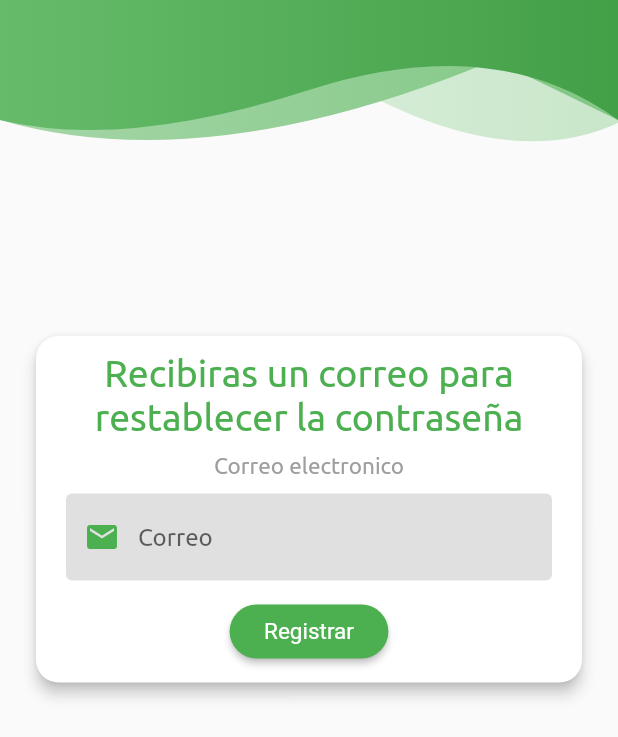
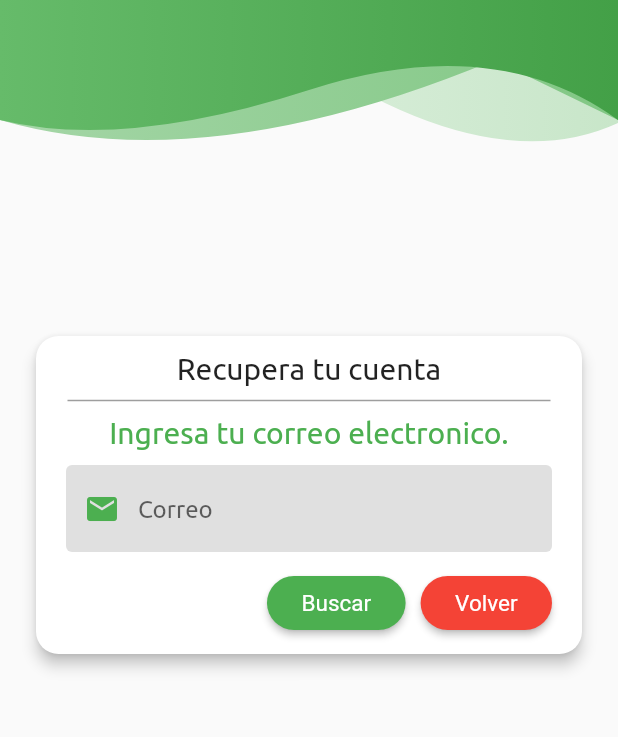
Before and after one commit to pueblobelloapp/pueblobelloapp, a Flutter app: the RecuperarPassword screen opened by its route, on a phone screen of 412 x 824 dp. Shown: the top 737 px of the screen. Run offline on Flutter 3.47's test engine with Material 2 defaults, Android fonts, the phone set to English and light mode, and no system bars; drawn by our look-alikes of auto_size_text; our stand-ins replace carousel_slider, cloud_firestore, email_validator, equatable, firebase_auth, firebase_core and 7 more; accounts and stored records are empty; project files that could hold a hidden picture were left out.

```diff
--- a/lib/Recursos/Constants/Constans.dart
+++ b/lib/Recursos/Constants/Constans.dart
@@ -9,7 +9,7 @@ class Constants {
       shape: RoundedRectangleBorder(borderRadius: BorderRadius.circular(18.0)));
 
   static ButtonStyle buttonCancel = ElevatedButton.styleFrom(
-      textStyle: const TextStyle(fontSize: 15),
+      textStyle: const TextStyle(fontSize: 15, color: Colors.white),
       backgroundColor: Colors.red,
       padding: EdgeInsets.symmetric(horizontal: 23.0),
       shape: RoundedRectangleBorder(borderRadius: BorderRadius.circular(18.0)));
--- a/lib/Recursos/Controller/LoginController.dart
+++ b/lib/Recursos/Controller/LoginController.dart
@@ -1,15 +1,20 @@
 import 'package:app_turismo/Recursos/Controller/GextControllers/GexTurismo.dart';
+import 'package:app_turismo/Recursos/Controller/GextControllers/GextPropietarioController.dart';
 import 'package:cloud_firestore/cloud_firestore.dart';
 import 'package:firebase_auth/firebase_auth.dart';
 import 'package:get/get.dart';
+
+import 'GextControllers/GextUtils.dart';
 
 class ControllerLogin extends GetxController {
   final FirebaseAuth firebaseAuth = FirebaseAuth.instance;
   FirebaseFirestore get firestore => FirebaseFirestore.instance;
 
   final GextControllerTurismo _controllerTurismo =
-  Get.put(GextControllerTurismo());
-  //final editControlTurismo = Get.find<GextControllerTurismo>();
+        Get.put(GextControllerTurismo());
+  final GetxUtils messageController = Get.put(GetxUtils());
+  final GextPropietarioController propietarioController=
+        Get.put(GextPropietarioController());
 
   final Rx<dynamic> _uid = "".obs;
   final Rx<dynamic> _email = "Sin Registro".obs;
@@ -42,6 +47,7 @@ class ControllerLogin extends GetxController {
               _dataUsuario = value.data()!;
               _dataUsuario['rool'] == 'Propietario' ?
                               _userRole = "true" : _userRole = "false";
+              propietarioController.imagePerfilUrl.value = _dataUsuario["foto"];
               update();
           }).catchError((onError) {
             print("Se genero un error: " + onError);
--- a/lib/Recursos/Controller/PropietarioController.dart
+++ b/lib/Recursos/Controller/PropietarioController.dart
@@ -10,6 +10,10 @@ class PropietarioController extends GetxController {
 
   Propietario? _toEdit;
   Rx<bool> isLoading = Rx(false);
+
+  Future<void> saveImageProfile() async {
+    _myPropietarioRepository.saveImageProfile();
+  }
 
   Future<void> savePropietario(
       String uidPropietario,
--- a/lib/Recursos/Paginas/Login.dart
+++ b/lib/Recursos/Paginas/Login.dart
@@ -108,7 +108,7 @@ class _LoginFState extends State<LoginF> {
                                   Get.to(() => RecuperarPassword());
                                 },
                                 child: AutoSizeText(
-                                  "Recuperar contraseña",
+                                  "¿Olvidaste tu conatraseña?",
                                   style: TextStyle(
                                       fontSize: 14, color: Colors.green),
                                   maxLines: 2,
--- a/lib/Recursos/Paginas/modulopages/ModuleSitiosTuristico.dart
+++ b/lib/Recursos/Paginas/modulopages/ModuleSitiosTuristico.dart
@@ -219,10 +219,7 @@ class ModuleSitiosTuristicos extends StatelessWidget {
                 cleanForm();
               },
               child: Text("Cancelar"),
-              style: TextButton.styleFrom(
-                  foregroundColor: Colors.white,
-                  backgroundColor: Colors.red,
-                  textStyle: const TextStyle(fontSize: 15)),
+              style: Constants.buttonCancel,
             ))
       ],
     );
--- a/lib/Recursos/Paginas/modulopages/RecuperarCuenta.dart
+++ b/lib/Recursos/Paginas/modulopages/RecuperarCuenta.dart
@@ -55,18 +55,26 @@ class _RecuperarPasswordState extends State<RecuperarPassword> {
                     crossAxisAlignment: CrossAxisAlignment.center,
                     children: <Widget>[
                       AutoSizeText(
-                        "Recibiras un correo para restablecer la contraseña",
-                        style: TextStyle(fontSize: 25, color: Colors.green),
+                        "Recupera tu cuenta",
+                        style: TextStyle(fontSize: 20, color: Colors.black87),
                         maxLines: 2,
                         minFontSize: 18,
                         textAlign: TextAlign.center,
                       ),
-                      SizedBox(height: 10),
-                      AutoSizeText("Correo electronico",
-                          style: TextStyle(
-                              color: Colors.grey.shade500, fontSize: 15),
-                          minFontSize: 8,
-                          textAlign: TextAlign.center),
+                      const Divider(
+                        height: 20,
+                        thickness: 1,
+                        indent: 1,
+                        endIndent: 1,
+                        color: Colors.grey,
+                      ),
+                      AutoSizeText(
+                        "Ingresa tu correo electronico.",
+                        style: TextStyle(fontSize: 20, color: Colors.green),
+                        maxLines: 2,
+                        minFontSize: 18,
+                        textAlign: TextAlign.center,
+                      ),
                       SizedBox(height: 10),
                       TextFieldWidget(
                           _email,
@@ -76,13 +84,26 @@ class _RecuperarPasswordState extends State<RecuperarPassword> {
                           "Error, campo requerido",
                           TextInputType.emailAddress),
                       SizedBox(height: 10),
+                      Row(
+                        mainAxisAlignment: MainAxisAlignment.end,
+                        children: [
                           ElevatedButton(
                             style: Constants.buttonPrimary,
                             onPressed: () {
                               validateEmail();
                             },
-                        child: const Text('Registrar'),
+                            child: const Text('Buscar'),
                           ),
+                          SizedBox(width: 10),
+                          ElevatedButton(
+                            style: Constants.buttonCancel,
+                            onPressed: () {
+                              Get.back();
+                            },
+                            child: const Text('Volver'),
+                          ),
+                        ],
+                      )
                     ],
                   ),
                 ))));
@@ -98,8 +119,8 @@ class _RecuperarPasswordState extends State<RecuperarPassword> {
             "Recuperacion",
             "Correo enviado para verificacion"),
         Get.back()
-      })
-          .catchError((onError) {
+
+      }).catchError((onError) {
         if (onError == "user-not-found") {
           messageController.messageWarning(
               "Correo invalido",
@@ -109,12 +130,11 @@ class _RecuperarPasswordState extends State<RecuperarPassword> {
               "Correo invalido",
               "Digita un correo valido.");
         }
-
       });
     } else {
       messageController.messageWarning(
           "Informacion",
-          "Validar correo electronico.");
+          "Verifique el correo electronico.");
     }
     _formkey.currentState?.reset();
     setState(() {
--- a/lib/Recursos/Repository/RepositoryPropietarios.dart
+++ b/lib/Recursos/Repository/RepositoryPropietarios.dart
@@ -12,4 +12,5 @@ abstract class MyPropietarioRepository {
   Future<void> editMyPropietarios(Propietario mySite);
   Future<void> deleteMyPropietario(Propietario mySite);
   Future<void> informationUser();
+  Future<void> saveImageProfile();
 }
--- a/lib/Recursos/Repository/implementation/RepositoryPropietariosImp.dart
+++ b/lib/Recursos/Repository/implementation/RepositoryPropietariosImp.dart
@@ -38,4 +38,10 @@ class MyPropietarioImp extends MyPropietarioRepository {
     // TODO: implement updateEmailPropietario
     return _propietarioDataBase.informationUser();
   }
+
+  @override
+  Future<void> saveImageProfile() {
+    // TODO: implement saveImageProfile
+   return _propietarioDataBase.saveImageProfile();
+  }
 }
```
Also changed, not shown: lib/Recursos/DataSource/FirebasePropietario.dart (+43 -30 lines), lib/Recursos/Paginas/modulopages/PerfilPropietario.dart (+37 -36 lines). Lines whose indentation alone changed are shown as unchanged.
